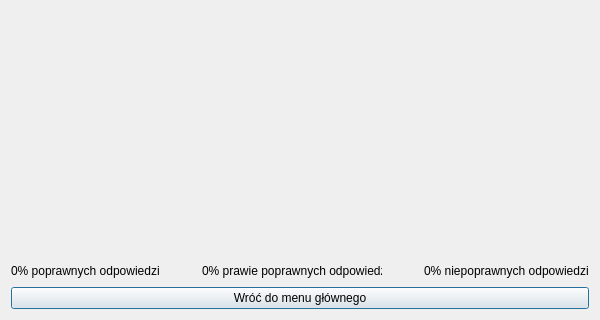
Old version of the form TypesOfAnswerStatisticsWindow.ui in the repository wshknmt/QT-SuperMemo; both pictures show x 0 to 600 and y 180 to 500 of the 600 by 500 pixel window.
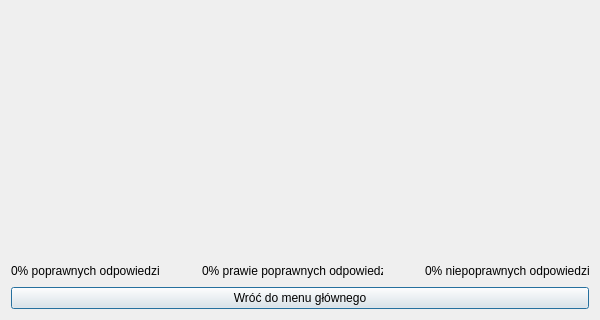
New version of the form.

Patch:
```diff
--- a/TypesOfAnswerStatisticsWindow.ui
+++ b/TypesOfAnswerStatisticsWindow.ui
@@ -40,6 +40,12 @@
    </item>
    <item row="1" column="2">
     <widget class="QLabel" name="label2">
+     <property name="minimumSize">
+      <size>
+       <width>180</width>
+       <height>0</height>
+      </size>
+     </property>
      <property name="maximumSize">
       <size>
        <width>16777215</width>
@@ -56,6 +62,12 @@
      <property name="enabled">
       <bool>true</bool>
      </property>
+     <property name="minimumSize">
+      <size>
+       <width>164</width>
+       <height>0</height>
+      </size>
+     </property>
      <property name="maximumSize">
       <size>
        <width>16777215</width>
```
Left out of the diff: 40 changed lines with no effect on the pictures.
